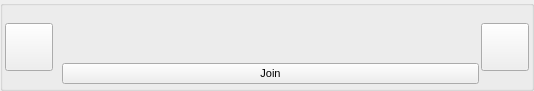
This is GoTvApps/GoTvCommon/Forms/GuiUserListEntryWidget.ui in brettrjones-github/nolimitconnect as Qt 5 draws it before an edit. The edited form follows.
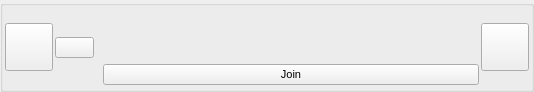
This is the edited form. Custom widgets are drawn as their Qt base class.

Commit message: Use Common Identity Logic for gui and use common GuiUser

Diff of the .ui file:
```diff
--- a/GoTvApps/GoTvCommon/Forms/GuiUserListEntryWidget.ui
+++ b/GoTvApps/GoTvCommon/Forms/GuiUserListEntryWidget.ui
@@ -7,7 +7,7 @@
     <x>0</x>
     <y>0</y>
     <width>534</width>
-    <height>85</height>
+    <height>92</height>
    </rect>
   </property>
   <property name="sizePolicy">
@@ -113,6 +113,13 @@
         </property>
        </widget>
       </item>
+      <item>
+       <widget class="VxPushButton" name="m_FriendshipButton">
+        <property name="text">
+         <string notr="true"/>
+        </property>
+       </widget>
+      </item>
       <item>
        <layout class="QVBoxLayout" name="ButtonTextVerticalLayout">
         <property name="spacing">
@@ -139,7 +146,7 @@
            <widget class="QLabel" name="TitlePart1">
             <property name="font">
              <font>
-              <weight>50</weight>
+              <pointsize>8</pointsize>
               <italic>false</italic>
               <bold>false</bold>
              </font>
@@ -215,7 +222,7 @@
           </property>
           <property name="font">
            <font>
-            <weight>50</weight>
+            <pointsize>8</pointsize>
             <italic>false</italic>
             <bold>false</bold>
            </font>
```
Left out of the diff: 12 changed lines with no effect on the pictures. The commit also changes 44 other files.
